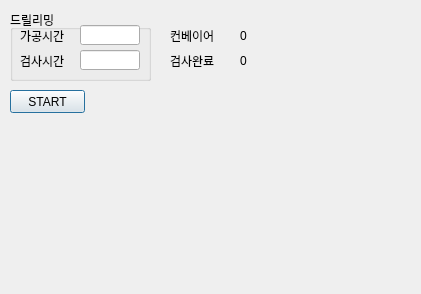
This is UI/sma.ui in styuri/sim_sma as Qt 5 draws it before an edit. The edited form follows.
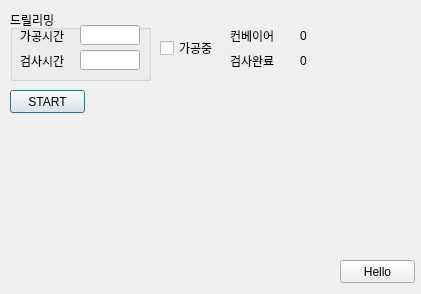
This is the edited form.

Commit message: Drill Reaming Display

What changed in the file:
```diff
--- a/UI/sma.ui
+++ b/UI/sma.ui
@@ -88,7 +88,7 @@
   <widget class="QLabel" name="label_3">
    <property name="geometry">
     <rect>
-     <x>170</x>
+     <x>230</x>
      <y>30</y>
      <width>56</width>
      <height>12</height>
@@ -101,7 +101,7 @@
   <widget class="QLabel" name="label_4">
    <property name="geometry">
     <rect>
-     <x>170</x>
+     <x>230</x>
      <y>55</y>
      <width>56</width>
      <height>12</height>
@@ -114,7 +114,7 @@
   <widget class="QLabel" name="numChecked">
    <property name="geometry">
     <rect>
-     <x>240</x>
+     <x>300</x>
      <y>55</y>
      <width>56</width>
      <height>12</height>
@@ -127,7 +127,7 @@
   <widget class="QLabel" name="numConv">
    <property name="geometry">
     <rect>
-     <x>240</x>
+     <x>300</x>
      <y>30</y>
      <width>56</width>
      <height>12</height>
@@ -137,6 +137,35 @@
     <string>0</string>
    </property>
   </widget>
+  <widget class="QCheckBox" name="cbOnProc">
+   <property name="geometry">
+    <rect>
+     <x>160</x>
+     <y>40</y>
+     <width>81</width>
+     <height>16</height>
+    </rect>
+   </property>
+   <property name="text">
+    <string>가공중</string>
+   </property>
+   <property name="checked">
+    <bool>false</bool>
+   </property>
+  </widget>
+  <widget class="QPushButton" name="pb_Hello">
+   <property name="geometry">
+    <rect>
+     <x>340</x>
+     <y>260</y>
+     <width>75</width>
+     <height>23</height>
+    </rect>
+   </property>
+   <property name="text">
+    <string>Hello</string>
+   </property>
+  </widget>
  </widget>
  <resources/>
  <connections/>
```
The commit also changes 1 other file.
